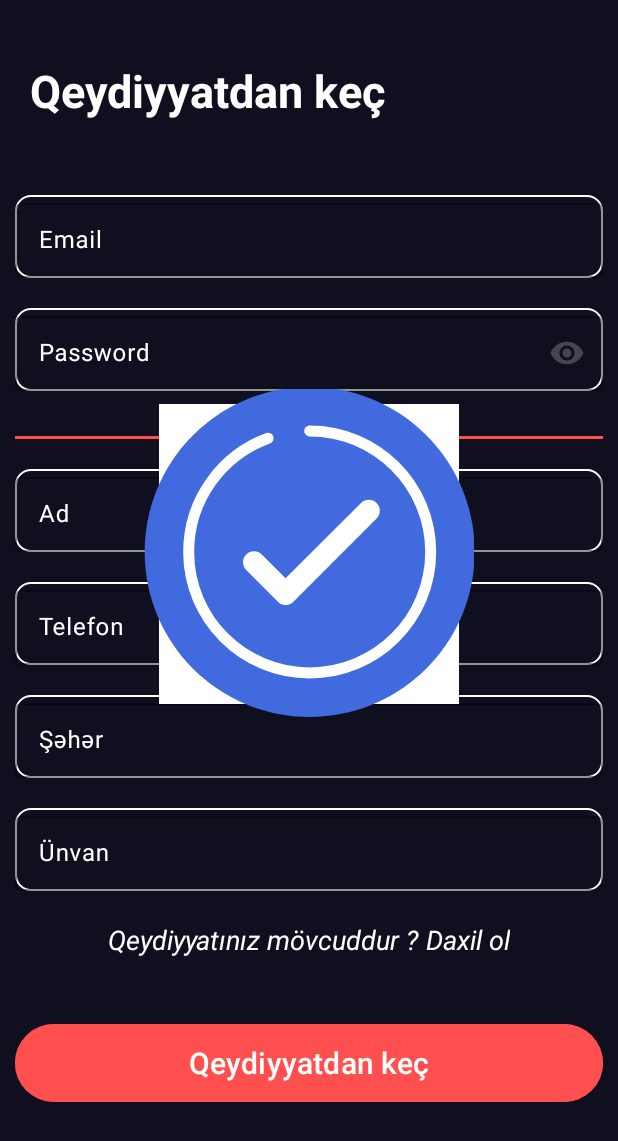
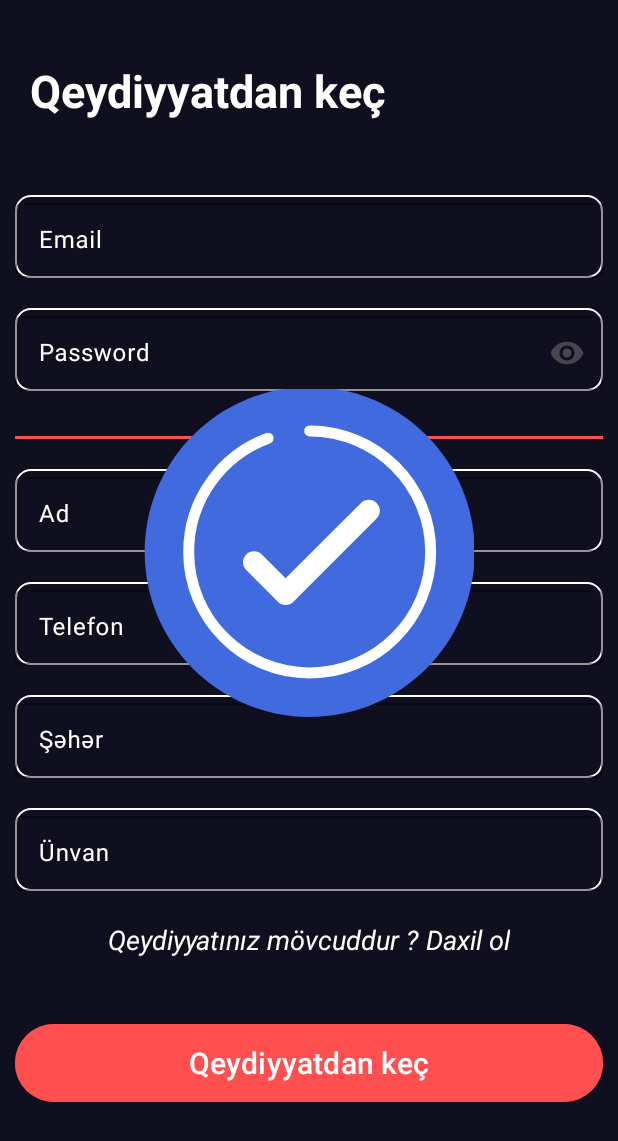
Before and after one commit to SananIsmayilov/FoodApp, an Android app: the Signup screen opened through its navigation route, after a tap on "Qeydiyyatdan keç", on a phone screen of 412 x 824 dp. Shown: the top 1141 px of the screen. Run offline under Robolectric (Android 15) with nearby library versions, the phone set to English and light mode, and no system bars; 2 other taps on this screen came first.

Commit message:
SignUp UI changed

```diff
--- a/app/src/main/java/com/sananismayilov/finalproject/ui/fragments/Signup.kt
+++ b/app/src/main/java/com/sananismayilov/finalproject/ui/fragments/Signup.kt
@@ -80,12 +80,11 @@ class Signup : Fragment() {
         viewmodel.signupstatus.observe(viewLifecycleOwner, Observer {
             if (!it) {
                 binding.signupanim.visibility = View.VISIBLE
-                binding.lnr1.visibility = View.VISIBLE
             } else {
                 binding.signupanim.visibility = View.GONE
                 val editor = sharedPreferences.edit()
                 editor.putBoolean("UserStatus", true).commit()
-                editor.putString("User_email",binding.editemail.text.toString()).commit()
+                editor.putString("User_email", binding.editemail.text.toString()).commit()
                 val intent = Intent(activity, FoodActivity::class.java)
                 startActivity(intent)
                 requireActivity().finish()
--- a/app/src/main/res/layout/fragment_signup.xml
+++ b/app/src/main/res/layout/fragment_signup.xml
@@ -294,18 +294,6 @@
 
         </LinearLayout>
 
-        <LinearLayout
-            android:id="@+id/lnr1"
-            android:layout_width="200dp"
-            android:layout_height="200dp"
-            android:background="@android:color/white"
-            android:orientation="horizontal"
-            android:visibility="gone"
-            app:layout_constraintBottom_toBottomOf="parent"
-            app:layout_constraintLeft_toLeftOf="parent"
-            app:layout_constraintRight_toRightOf="parent"
-            app:layout_constraintTop_toTopOf="parent" />
-
         <com.airbnb.lottie.LottieAnimationView
             android:id="@+id/signupanim"
             android:layout_width="220dp"
```
